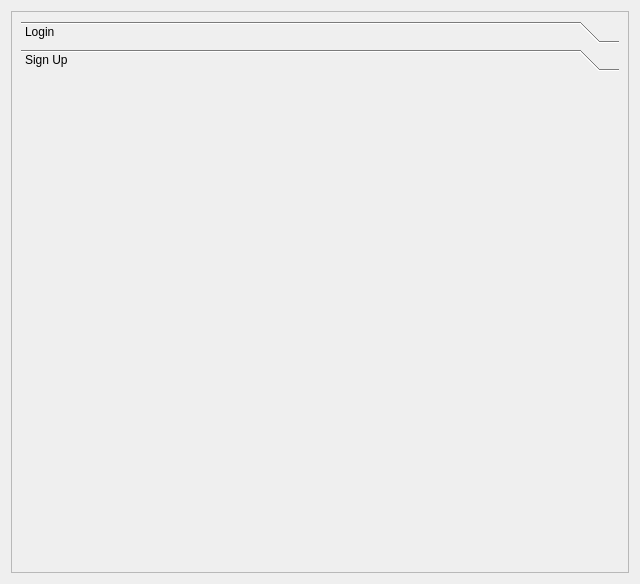
The window that widgets/authscreen.ui (abdulroufsidhu/bms) describes before a commit, drawn with Qt 5.
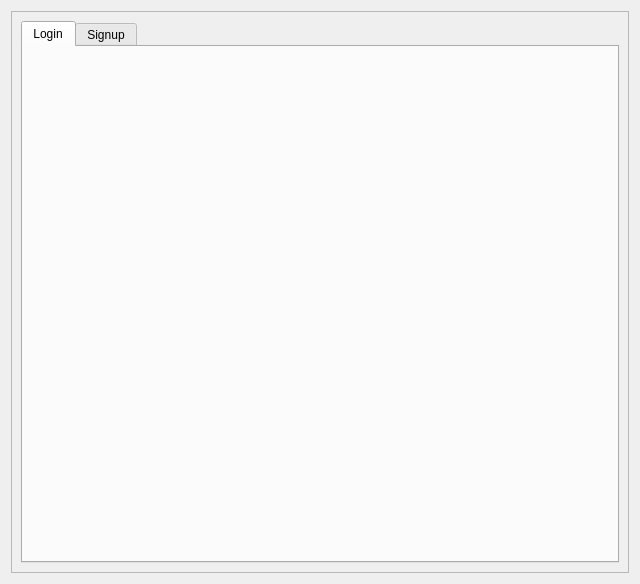
The same window after the commit.

Commit message: login working and creating organization also works fine

The edit to the form file:
```diff
--- a/widgets/authscreen.ui
+++ b/widgets/authscreen.ui
@@ -29,36 +29,20 @@
        </rect>
       </property>
       <layout class="QGridLayout" name="gridLayout_2">
-       <item row="1" column="0">
-        <widget class="QToolBox" name="toolBox">
+       <item row="0" column="0">
+        <widget class="QTabWidget" name="tabWidget">
          <property name="currentIndex">
           <number>1</number>
          </property>
-         <widget class="QWidget" name="login">
-          <property name="geometry">
-           <rect>
-            <x>0</x>
-            <y>0</y>
-            <width>602</width>
-            <height>480</height>
-           </rect>
-          </property>
-          <attribute name="label">
+         <widget class="QWidget" name="tab">
+          <attribute name="title">
            <string>Login</string>
           </attribute>
           <layout class="QGridLayout" name="layout_login"/>
          </widget>
-         <widget class="QWidget" name="signup">
-          <property name="geometry">
-           <rect>
-            <x>0</x>
-            <y>0</y>
-            <width>602</width>
-            <height>480</height>
-           </rect>
-          </property>
-          <attribute name="label">
-           <string>Sign Up</string>
+         <widget class="QWidget" name="tab_2">
+          <attribute name="title">
+           <string>Signup</string>
           </attribute>
           <layout class="QGridLayout" name="layout_signup"/>
          </widget>
```
Left out of the diff: 2 changed lines with no effect on the pictures. The commit also changes 11 other files.
